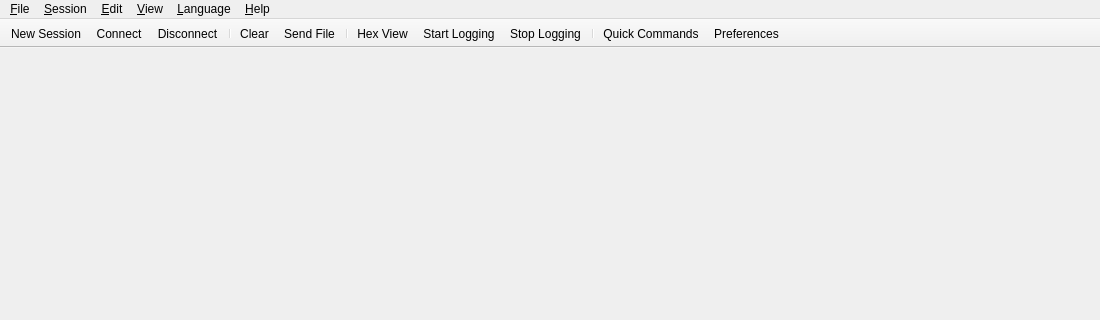
The window that src/ui/MainWindow.ui (moseschanxx/SerialUtility) describes before a commit, drawn with Qt 5; both pictures show x 0 to 1100 and y 0 to 320 of the 1100 by 720 pixel window.
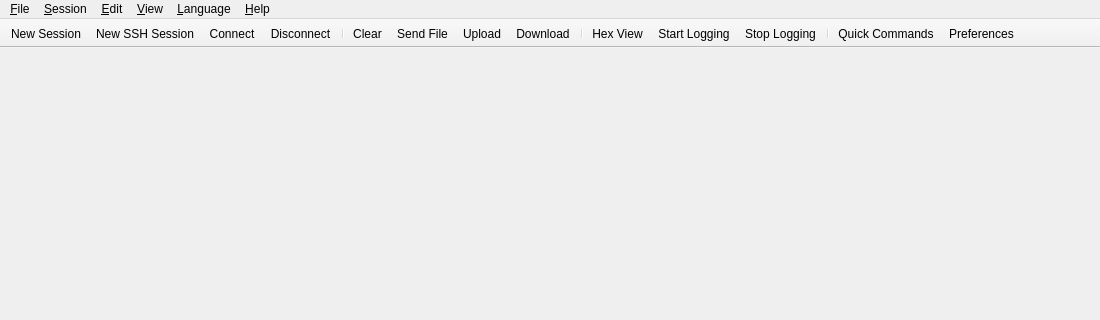
The same window after the commit. Icons and pictures are not drawn.

Commit message: Add SSH sessions: libssh transport, profiles, dialogs, SFTP, test server

Patch:
```diff
--- a/src/ui/MainWindow.ui
+++ b/src/ui/MainWindow.ui
@@ -183,11 +183,14 @@
     <bool>false</bool>
    </attribute>
    <addaction name="actionNewSession"/>
+   <addaction name="actionNewSshSession"/>
    <addaction name="actionConnect"/>
    <addaction name="actionDisconnect"/>
    <addaction name="separator"/>
    <addaction name="actionClear"/>
    <addaction name="actionSendFile"/>
+   <addaction name="actionUploadFile"/>
+   <addaction name="actionDownloadFile"/>
    <addaction name="separator"/>
    <addaction name="actionHexView"/>
    <addaction name="actionStartLogging"/>
@@ -215,6 +218,27 @@
     <enum>QAction::MenuRole::NoRole</enum>
    </property>
   </action>
+  <action name="actionNewSshSession">
+   <property name="icon">
+    <iconset resource="../../resources/resources.qrc">
+     <normaloff>:/icons/ssh.svg</normaloff>:/icons/ssh.svg</iconset>
+   </property>
+   <property name="text">
+    <string>New &amp;SSH Session...</string>
+   </property>
+   <property name="iconText">
+    <string>New SSH Session</string>
+   </property>
+   <property name="toolTip">
+    <string>Open a new SSH session tab</string>
+   </property>
+   <property name="shortcut">
+    <string>Ctrl+Shift+T</string>
+   </property>
+   <property name="menuRole">
+    <enum>QAction::MenuRole::NoRole</enum>
+   </property>
+  </action>
   <action name="actionCloseSession">
    <property name="text">
     <string>&amp;Close Session</string>
@@ -377,6 +401,34 @@
     <enum>QAction::MenuRole::NoRole</enum>
    </property>
   </action>
+  <action name="actionUploadFile">
+   <property name="text">
+    <string>&amp;Upload File to Remote...</string>
+   </property>
+   <property name="iconText">
+    <string>Upload</string>
+   </property>
+   <property name="toolTip">
+    <string>Copy a local file to the SSH server (SFTP)</string>
+   </property>
+   <property name="menuRole">
+    <enum>QAction::MenuRole::NoRole</enum>
+   </property>
+  </action>
+  <action name="actionDownloadFile">
+   <property name="text">
+    <string>&amp;Download File from Remote...</string>
+   </property>
+   <property name="iconText">
+    <string>Download</string>
+   </property>
+   <property name="toolTip">
+    <string>Copy a file from the SSH server to this computer (SFTP)</string>
+   </property>
+   <property name="menuRole">
+    <enum>QAction::MenuRole::NoRole</enum>
+   </property>
+  </action>
   <action name="actionSendBreak">
    <property name="text">
     <string>Send &amp;Break</string>
```
Left out of the diff: 18 changed lines with no effect on the pictures. The commit also changes 69 other files.
